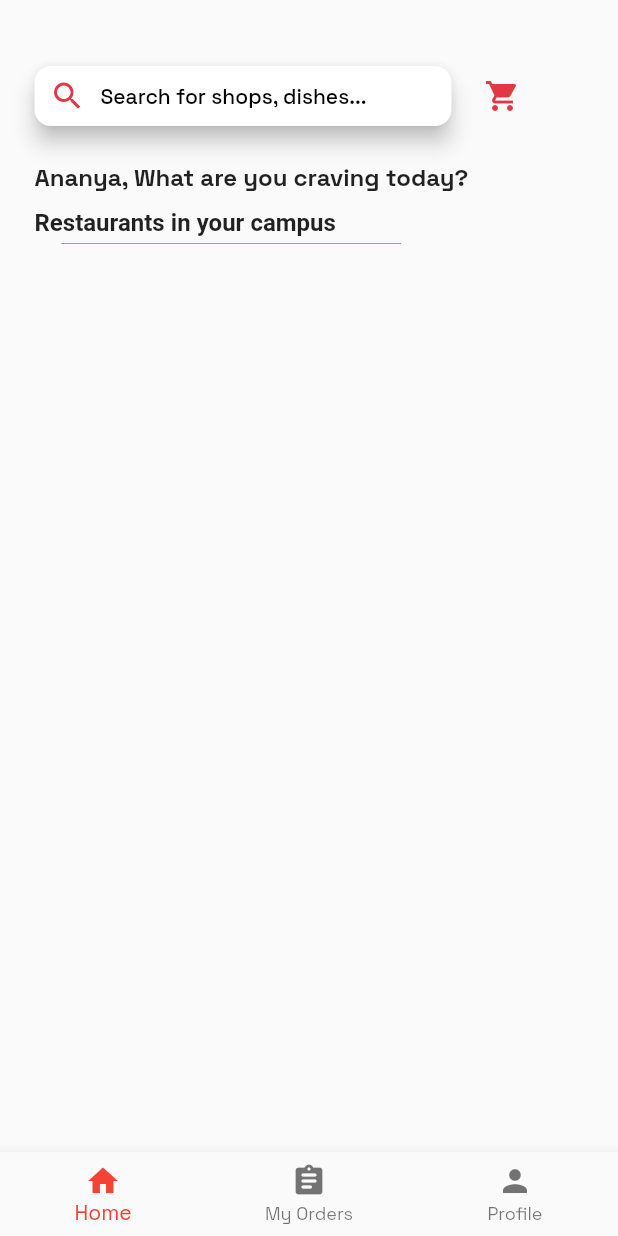
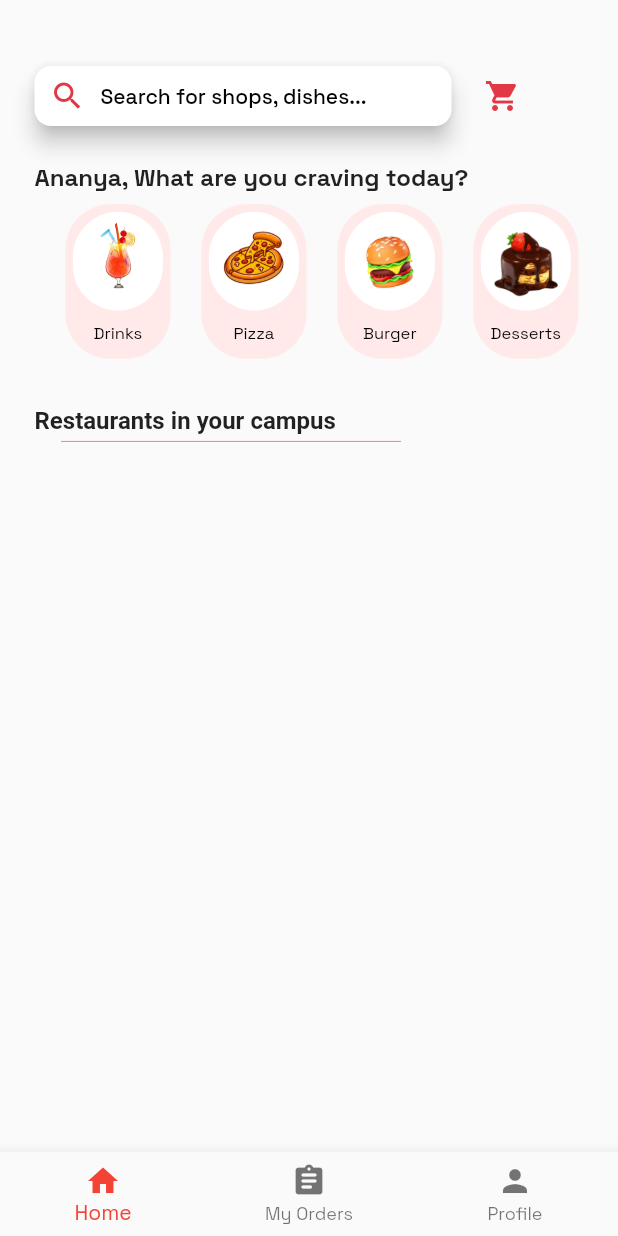
Before and after one commit to Ana4506/Feast, a Flutter app: the HomeScreen screen opened directly, on a phone screen of 412 x 824 dp. Run offline on Flutter 3.47's test engine with Material 2 defaults, Android fonts, the phone set to English and light mode, and no system bars; our stand-ins replace equatable, google_fonts; network calls fail; Roboto replaces fonts that are missing (Urbanist).

Commit message:
minor changes

```diff
--- a/lib/screens/homescreen.dart
+++ b/lib/screens/homescreen.dart
@@ -116,20 +116,20 @@ class _HomeScreenState extends State<HomeScreen> {
               SingleChildScrollView(
                 child: Column(
                   children: [
-                    // SizedBox(
-                    //   height: height * 0.16,
-                    //   //fetch all restaurants with the given category tags
-                    //   child: ListView.builder(
-                    //     scrollDirection: Axis.horizontal,
-                    //     shrinkWrap: true,
-                    //     itemCount: Category.categories.length,
-                    //     itemBuilder: (context, index) {
-                    //       return CategoryBox(
-                    //         category: Category.categories[index],
-                    //       );
-                    //     },
-                    //   ),
-                    // ),
+                    SizedBox(
+                      height: height * 0.16,
+                      //fetch all restaurants with the given category tags
+                      child: ListView.builder(
+                        scrollDirection: Axis.horizontal,
+                        shrinkWrap: true,
+                        itemCount: Category.categories.length,
+                        itemBuilder: (context, index) {
+                          return CategoryBox(
+                            category: Category.categories[index],
+                          );
+                        },
+                      ),
+                    ),
                     // SizedBox(
                     //   height: height * 0.16,
                     //   child: ListView.builder(
--- a/lib/widgets/categoryBox.dart
+++ b/lib/widgets/categoryBox.dart
@@ -1,69 +1,69 @@
-// import 'package:feast/models/category.dart';
-// import 'package:feast/models/restraunt.dart';
-// import 'package:flutter/material.dart';
-// import 'package:feast/widgets/restaurantfilter.dart';
+import 'package:feast/models/category.dart';
+import 'package:feast/models/restraunt.dart';
+import 'package:flutter/material.dart';
+import 'package:feast/widgets/restaurantfilter.dart';
 
-// class CategoryBox extends StatelessWidget {
-//   final Category category;
-//   const CategoryBox({Key? key, required this.category}) : super(key: key);
+class CategoryBox extends StatelessWidget {
+  final Category category;
+  const CategoryBox({Key? key, required this.category}) : super(key: key);
 
-//   @override
-//   Widget build(BuildContext context) {
-//     double height = MediaQuery.of(context).size.height;
-//     double width = MediaQuery.of(context).size.width;
-//     return GestureDetector(
-//       onTap: () {
-//         Navigator.of(context).push(
-//           MaterialPageRoute(
-//             builder: (context) => RestaurantFilter(
-//               category: category,
-//               restaurants: Restaurant.restaurants,
-//             ),
-//           ),
-//         );
-//       },
-//       child: Container(
-//         width: width * 0.17,
-//         margin:
-//             EdgeInsets.fromLTRB(width * 0.05, height * 0.01, 0, width * 0.05),
-//         decoration: BoxDecoration(
-//           color: Color(0xffFFE9E9),
-//           borderRadius: BorderRadius.circular(30),
-//         ),
-//         child: Stack(
-//           children: [
-//             Padding(
-//               padding: const EdgeInsets.all(5.0),
-//               child: Align(
-//                 alignment: Alignment.topCenter,
-//                 child: Container(
-//                   height: height * 0.08,
-//                   width: width * 0.15,
-//                   decoration: BoxDecoration(
-//                     color: Colors.white,
-//                     borderRadius: BorderRadius.circular(50),
-//                   ),
-//                   child: Image.asset(category.imageUrl),
-//                 ),
-//               ),
-//             ),
-//             Padding(
-//               padding: const EdgeInsets.only(bottom: 10.0),
-//               child: Align(
-//                 alignment: Alignment.bottomCenter,
-//                 child: Text(
-//                   category.name,
-//                   style: TextStyle(
-//                     fontFamily: "Space Grotesk",
-//                     color: Colors.black,
-//                     fontSize: 11,
-//                   ),
-//                 ),
-//               ),
-//             ),
-//           ],
-//         ),
-//       ),
-//     );
-//   }
-// }
+  @override
+  Widget build(BuildContext context) {
+    double height = MediaQuery.of(context).size.height;
+    double width = MediaQuery.of(context).size.width;
+    return GestureDetector(
+      onTap: () {
+        // Navigator.of(context).push(
+        //   MaterialPageRoute(
+        //     builder: (context) => RestaurantFilter(
+        //       category: category,
+        //       restaurants: Restaurant.restaurants,
+        //     ),
+        //   ),
+        // );
+      },
+      child: Container(
+        width: width * 0.17,
+        margin:
+            EdgeInsets.fromLTRB(width * 0.05, height * 0.01, 0, width * 0.05),
+        decoration: BoxDecoration(
+          color: Color(0xffFFE9E9),
+          borderRadius: BorderRadius.circular(30),
+        ),
+        child: Stack(
+          children: [
+            Padding(
+              padding: const EdgeInsets.all(5.0),
+              child: Align(
+                alignment: Alignment.topCenter,
+                child: Container(
+                  height: height * 0.08,
+                  width: width * 0.15,
+                  decoration: BoxDecoration(
+                    color: Colors.white,
+                    borderRadius: BorderRadius.circular(50),
+                  ),
+                  child: Image.asset(category.imageUrl),
+                ),
+              ),
+            ),
+            Padding(
+              padding: const EdgeInsets.only(bottom: 10.0),
+              child: Align(
+                alignment: Alignment.bottomCenter,
+                child: Text(
+                  category.name,
+                  style: TextStyle(
+                    fontFamily: "Space Grotesk",
+                    color: Colors.black,
+                    fontSize: 11,
+                  ),
+                ),
+              ),
+            ),
+          ],
+        ),
+      ),
+    );
+  }
+}
--- a/lib/widgets/restaurantFilter.dart
+++ b/lib/widgets/restaurantFilter.dart
@@ -17,7 +17,7 @@ class RestaurantFilter extends StatelessWidget {
     double height = MediaQuery.of(context).size.height;
 
     // Define a list of tags that should be considered under "Drinks."
-    List<String> drinksTags = ['juice', 'shakes', 'coffee'];
+    List<String> drinksTags = ['juice', 'shakes', 'coffee', 'Tea'];
 
     return Scaffold(
       backgroundColor: Color(0xffD1512D),
```
